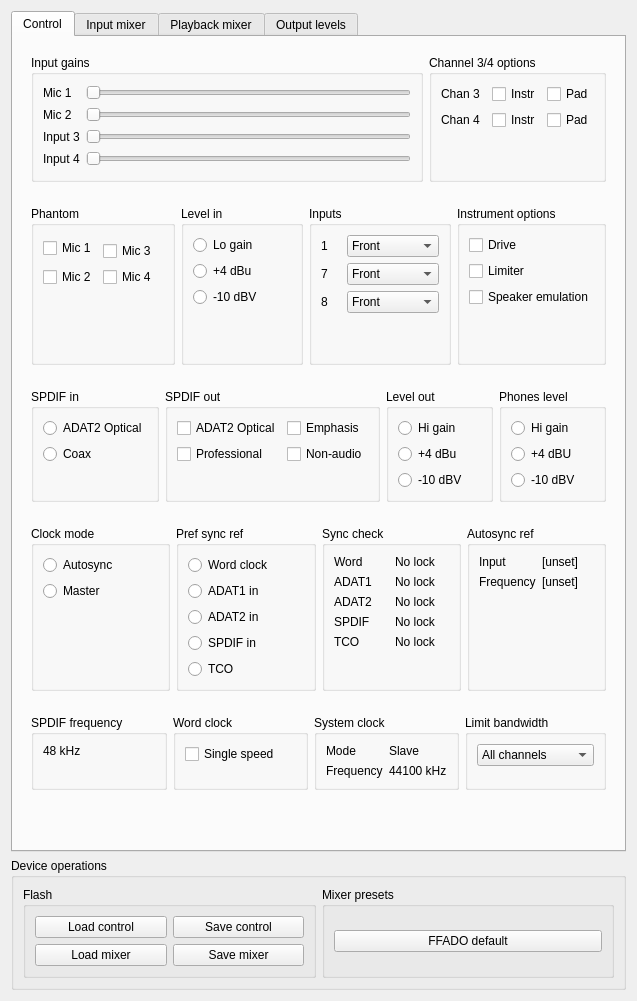
The window that libffado/support/mixer-qt4/ffado/mixer/rme.ui (adiknoth/ffado) describes before a commit, drawn with Qt 5.
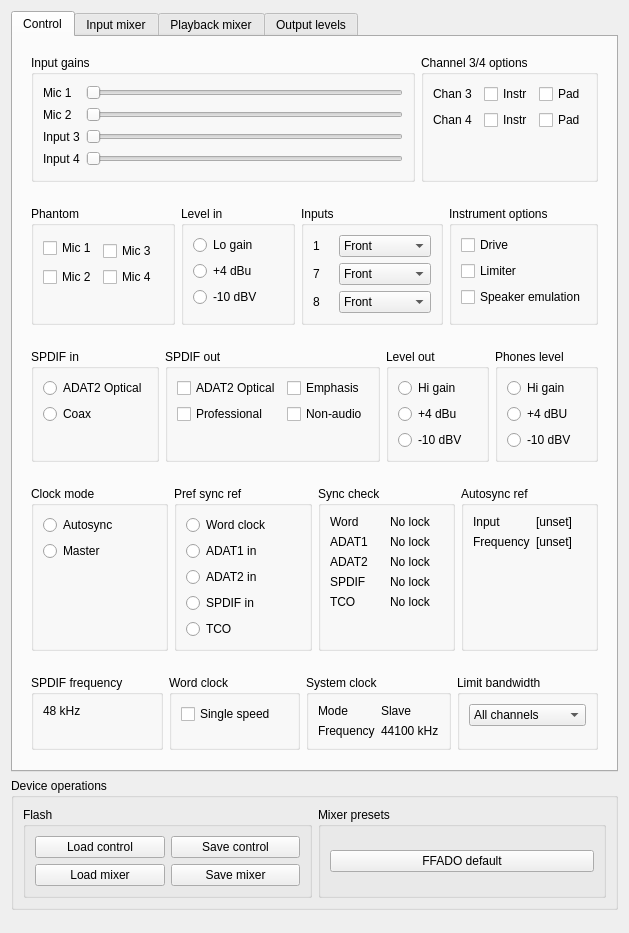
The same window after the commit.

Commit message: rme: convince PyQt to keep the RME mixer panel as small as possible.  However, PyQt continues to insist on making the mixer window as a whole much larger vertically than is desired, resulting in a large blank area below the RME mixer panel.  If the RME mixer panel is set to a fixed size this extra vertical space is still added to the window, resulting in the generic mixer controls taking up the space.  This suggests that there's something about the higher level window that's causing this.  But what?

```diff
--- a/libffado/support/mixer-qt4/ffado/mixer/rme.ui
+++ b/libffado/support/mixer-qt4/ffado/mixer/rme.ui
@@ -6,8 +6,8 @@
    <rect>
     <x>0</x>
     <y>0</y>
-    <width>637</width>
-    <height>781</height>
+    <width>629</width>
+    <height>933</height>
    </rect>
   </property>
   <property name="sizePolicy">
@@ -319,7 +319,7 @@
                <property name="sizeHint" stdset="0">
                 <size>
                  <width>20</width>
-                 <height>40</height>
+                 <height>0</height>
                 </size>
                </property>
               </spacer>
@@ -419,7 +419,7 @@
                <property name="sizeHint" stdset="0">
                 <size>
                  <width>20</width>
-                 <height>40</height>
+                 <height>0</height>
                 </size>
                </property>
               </spacer>
@@ -462,7 +462,7 @@
                <property name="sizeHint" stdset="0">
                 <size>
                  <width>20</width>
-                 <height>40</height>
+                 <height>0</height>
                 </size>
                </property>
               </spacer>
@@ -925,7 +925,7 @@
        <item>
         <widget class="QFrame" name="frame_3">
          <property name="sizePolicy">
-          <sizepolicy hsizetype="Preferred" vsizetype="MinimumExpanding">
+          <sizepolicy hsizetype="Preferred" vsizetype="Preferred">
            <horstretch>0</horstretch>
            <verstretch>0</verstretch>
           </sizepolicy>
@@ -940,7 +940,7 @@
           <item>
            <widget class="QGroupBox" name="groupBox_8">
             <property name="sizePolicy">
-             <sizepolicy hsizetype="Preferred" vsizetype="MinimumExpanding">
+             <sizepolicy hsizetype="Preferred" vsizetype="Preferred">
               <horstretch>0</horstretch>
               <verstretch>0</verstretch>
              </sizepolicy>
@@ -978,7 +978,7 @@
           <item>
            <widget class="QGroupBox" name="groupBox_9">
             <property name="sizePolicy">
-             <sizepolicy hsizetype="Preferred" vsizetype="MinimumExpanding">
+             <sizepolicy hsizetype="Preferred" vsizetype="Preferred">
               <horstretch>0</horstretch>
               <verstretch>0</verstretch>
              </sizepolicy>
@@ -1016,7 +1016,7 @@
           <item>
            <widget class="QGroupBox" name="groupBox_10">
             <property name="sizePolicy">
-             <sizepolicy hsizetype="Preferred" vsizetype="MinimumExpanding">
+             <sizepolicy hsizetype="Preferred" vsizetype="Preferred">
               <horstretch>0</horstretch>
               <verstretch>0</verstretch>
              </sizepolicy>
@@ -1075,7 +1075,7 @@
           <item>
            <widget class="QGroupBox" name="groupBox_16">
             <property name="sizePolicy">
-             <sizepolicy hsizetype="Preferred" vsizetype="MinimumExpanding">
+             <sizepolicy hsizetype="Preferred" vsizetype="Preferred">
               <horstretch>0</horstretch>
               <verstretch>0</verstretch>
              </sizepolicy>
@@ -1131,12 +1131,12 @@
           <enum>Qt::Vertical</enum>
          </property>
          <property name="sizeType">
-          <enum>QSizePolicy::Expanding</enum>
+          <enum>QSizePolicy::MinimumExpanding</enum>
          </property>
          <property name="sizeHint" stdset="0">
           <size>
            <width>20</width>
-           <height>40</height>
+           <height>0</height>
           </size>
          </property>
         </spacer>
@@ -1168,7 +1168,7 @@
    <item>
     <widget class="QGroupBox" name="device_operations">
      <property name="sizePolicy">
-      <sizepolicy hsizetype="Preferred" vsizetype="Preferred">
+      <sizepolicy hsizetype="Preferred" vsizetype="Minimum">
        <horstretch>0</horstretch>
        <verstretch>0</verstretch>
       </sizepolicy>
@@ -1183,7 +1183,7 @@
       <item>
        <widget class="QGroupBox" name="groupBox">
         <property name="sizePolicy">
-         <sizepolicy hsizetype="Preferred" vsizetype="Preferred">
+         <sizepolicy hsizetype="Preferred" vsizetype="Minimum">
           <horstretch>0</horstretch>
           <verstretch>0</verstretch>
          </sizepolicy>
@@ -1226,7 +1226,7 @@
       <item>
        <widget class="QGroupBox" name="mixer_presets">
         <property name="sizePolicy">
-         <sizepolicy hsizetype="Preferred" vsizetype="Preferred">
+         <sizepolicy hsizetype="Preferred" vsizetype="Minimum">
           <horstretch>0</horstretch>
           <verstretch>0</verstretch>
          </sizepolicy>
@@ -1248,6 +1248,22 @@
      </layout>
     </widget>
    </item>
+   <item>
+    <spacer name="verticalSpacer_17">
+     <property name="orientation">
+      <enum>Qt::Vertical</enum>
+     </property>
+     <property name="sizeType">
+      <enum>QSizePolicy::MinimumExpanding</enum>
+     </property>
+     <property name="sizeHint" stdset="0">
+      <size>
+       <width>20</width>
+       <height>0</height>
+      </size>
+     </property>
+    </spacer>
+   </item>
   </layout>
  </widget>
  <resources/>
```
The commit also changes 1 other file.
